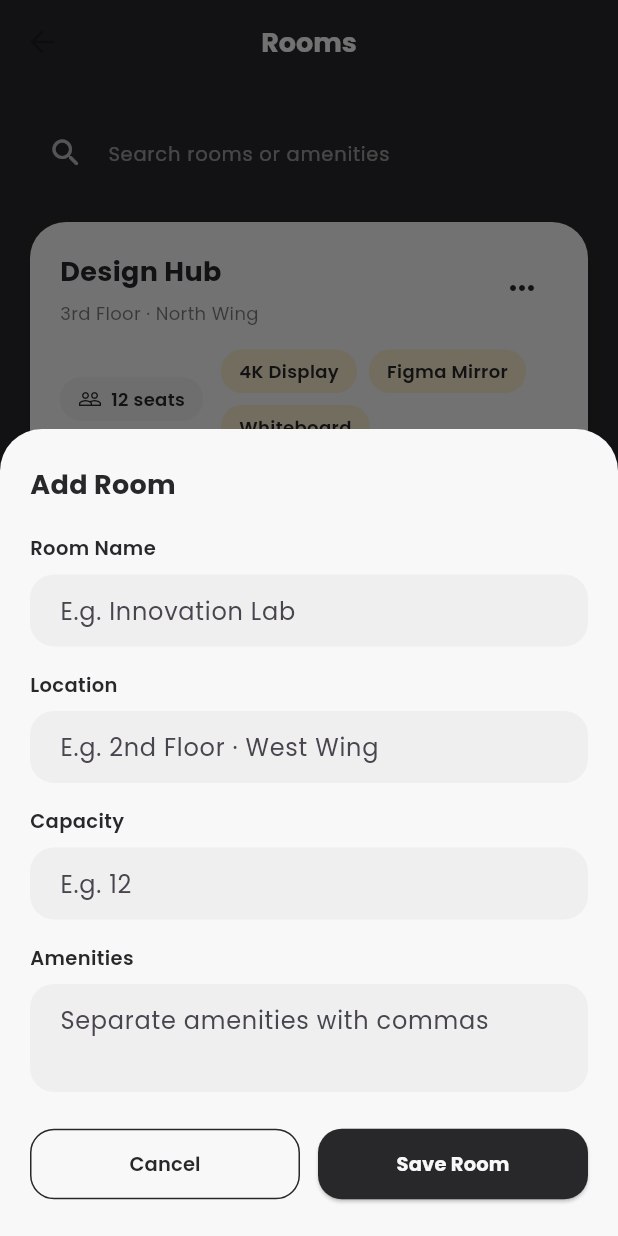
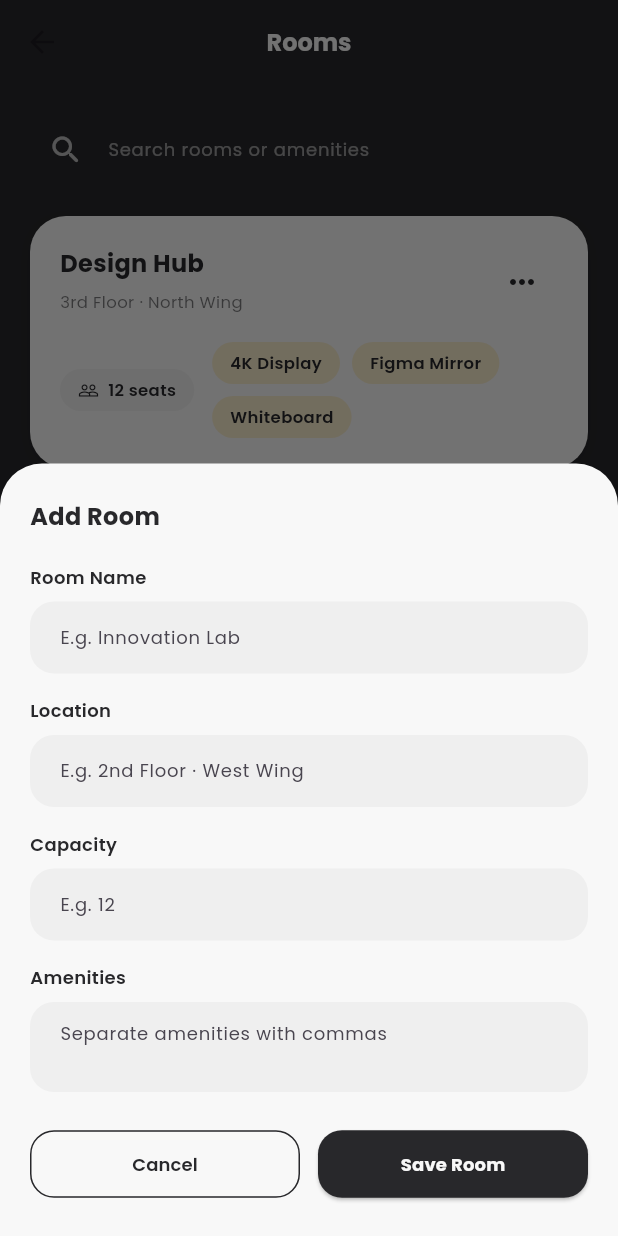
Before and after one commit to munirahmad9959/meetly, a Flutter app: the AdminRoomsPage screen opened directly, after a tap on "Add Room", on a phone screen of 412 x 824 dp. Run offline on Flutter 3.47's test engine with Material 3 defaults, Android fonts, the light colour scheme and no system bars; our stand-ins replace cloud_firestore, firebase_auth, firebase_core, flutter_dotenv, google_fonts; accounts and stored records are empty.

Commit message:
FEAT(Admin): improve room & user forms with debug labels, delayed disposal, and UI refinements
- Added unique debug labels to room/user form GlobalKeys for better traceability
- Delayed disposal of TextEditingControllers to ensure safe cleanup after bottom sheet closes
- Reduced font sizes and icon sizes for improved visual consistency
- Wrapped room form in SingleChildScrollView to prevent overflow
- Added heroTags to FABs to avoid conflicts
- Applied small layout and padding adjustments

```diff
--- a/lib/features/home/presentation/pages/admin_rooms_page.dart
+++ b/lib/features/home/presentation/pages/admin_rooms_page.dart
@@ -10,6 +10,7 @@ class AdminRoomsPage extends StatefulWidget {
 
 class _AdminRoomsPageState extends State<AdminRoomsPage>
     with AutomaticKeepAliveClientMixin {
+
   final List<RoomRecord> _rooms = [
     RoomRecord(
       id: 'room-1',
@@ -53,14 +54,17 @@ class _AdminRoomsPageState extends State<AdminRoomsPage>
   }
 
   void _showRoomForm({RoomRecord? room, int? roomIndex}) {
-    final formKey = GlobalKey<FormState>();
     final nameController = TextEditingController(text: room?.name ?? '');
-    final locationController = TextEditingController(text: room?.location ?? '');
-    final capacityController =
-        TextEditingController(text: room?.capacity.toString() ?? '');
+    final locationController = TextEditingController(
+      text: room?.location ?? '',
+    );
+    final capacityController = TextEditingController(
+      text: room?.capacity.toString() ?? '',
+    );
     final amenitiesController = TextEditingController(
       text: room?.amenities.join(', ') ?? '',
     );
+    final formKey = GlobalKey<FormState>(debugLabel: 'roomForm_${DateTime.now().millisecondsSinceEpoch}');
 
     showModalBottomSheet<void>(
       context: context,
@@ -77,6 +81,7 @@ class _AdminRoomsPageState extends State<AdminRoomsPage>
             bottom: MediaQuery.of(context).viewInsets.bottom + 24,
             top: 24,
           ),
+          child: SingleChildScrollView(
             child: Form(
               key: formKey,
               child: Column(
@@ -87,7 +92,7 @@ class _AdminRoomsPageState extends State<AdminRoomsPage>
                   room == null ? 'Add Room' : 'Update Room',
                   style: const TextStyle(
                     color: AppTheme.brandBlack,
-                    fontSize: 18,
+                    fontSize: 16, // Reduced from 18
                     fontWeight: FontWeight.w700,
                   ),
                 ),
@@ -157,7 +162,7 @@ class _AdminRoomsPageState extends State<AdminRoomsPage>
                           style: TextStyle(
                             color: AppTheme.brandBlack,
                             fontWeight: FontWeight.w600,
-                            fontSize: 13,
+                            fontSize: 12, // Reduced from 13
                           ),
                         ),
                       ),
@@ -178,9 +183,9 @@ class _AdminRoomsPageState extends State<AdminRoomsPage>
                               int.tryParse(capacityController.text.trim()) ?? 0;
 
                           final record = RoomRecord(
-                            id: room?.id ??
-                                DateTime.now()
-                                    .millisecondsSinceEpoch
+                            id:
+                                room?.id ??
+                                DateTime.now().millisecondsSinceEpoch
                                     .toString(),
                             name: nameController.text.trim(),
                             location: locationController.text.trim(),
@@ -210,7 +215,7 @@ class _AdminRoomsPageState extends State<AdminRoomsPage>
                           style: TextStyle(
                             color: AppTheme.brandBg,
                             fontWeight: FontWeight.w700,
-                            fontSize: 13,
+                            fontSize: 12, // Reduced from 13
                           ),
                         ),
                       ),
@@ -220,13 +225,17 @@ class _AdminRoomsPageState extends State<AdminRoomsPage>
               ],
             ),
           ),
+          ),
         );
       },
     ).whenComplete(() {
+      // Dispose controllers after a brief delay to ensure bottom sheet is fully closed
+      Future.delayed(const Duration(milliseconds: 100), () {
         nameController.dispose();
         locationController.dispose();
         capacityController.dispose();
         amenitiesController.dispose();
+      });
     });
   }
 
@@ -252,11 +261,12 @@ class _AdminRoomsPageState extends State<AdminRoomsPage>
           style: TextStyle(
             color: AppTheme.brandBg,
             fontWeight: FontWeight.w700,
-            fontSize: 18,
+            fontSize: 16, // Reduced from 18
           ),
         ),
       ),
       floatingActionButton: FloatingActionButton.extended(
+        heroTag: 'addRoomFAB',
         onPressed: () => _showRoomForm(),
         backgroundColor: AppTheme.brandGreen,
         icon: const Icon(Icons.add_rounded, color: AppTheme.brandBlack),
@@ -265,6 +275,7 @@ class _AdminRoomsPageState extends State<AdminRoomsPage>
           style: TextStyle(
             color: AppTheme.brandBlack,
             fontWeight: FontWeight.w700,
+            fontSize: 12, // Added font size reduction
           ),
         ),
       ),
@@ -277,12 +288,15 @@ class _AdminRoomsPageState extends State<AdminRoomsPage>
               color: AppTheme.brandBlack,
               child: TextField(
                 onChanged: (value) => setState(() => _searchQuery = value),
-                style: const TextStyle(color: AppTheme.brandBg),
+                style: const TextStyle(
+                  color: AppTheme.brandBg,
+                  fontSize: 12,
+                ), // Reduced from default
                 decoration: InputDecoration(
                   hintText: 'Search rooms or amenities',
                   hintStyle: TextStyle(
                     color: AppTheme.brandBg.withOpacity(0.55),
-                    fontSize: 13,
+                    fontSize: 12, // Reduced from 13
                   ),
                   filled: true,
                   fillColor: AppTheme.brandBlack.withOpacity(0.35),
@@ -290,8 +304,10 @@ class _AdminRoomsPageState extends State<AdminRoomsPage>
                     Icons.search_rounded,
                     color: AppTheme.brandBg.withOpacity(0.7),
                   ),
-                  contentPadding:
-                      const EdgeInsets.symmetric(horizontal: 18, vertical: 14),
+                  contentPadding: const EdgeInsets.symmetric(
+                    horizontal: 18,
+                    vertical: 14,
+                  ),
                   border: OutlineInputBorder(
                     borderRadius: BorderRadius.circular(18),
                     borderSide: BorderSide.none,
@@ -311,9 +327,13 @@ class _AdminRoomsPageState extends State<AdminRoomsPage>
                           return _RoomCard(
                             room: room,
                             onEdit: () {
-                              final originalIndex =
-                                  _rooms.indexWhere((r) => r.id == room.id);
-                              _showRoomForm(room: room, roomIndex: originalIndex);
+                              final originalIndex = _rooms.indexWhere(
+                                (r) => r.id == room.id,
+                              );
+                              _showRoomForm(
+                                room: room,
+                                roomIndex: originalIndex,
+                              );
                             },
                             onDelete: () => _removeRoom(room),
                           );
@@ -396,7 +416,7 @@ class _RoomCard extends StatelessWidget {
                       room.name,
                       style: const TextStyle(
                         color: AppTheme.brandBlack,
-                        fontSize: 18,
+                        fontSize: 16, // Reduced from 18
                         fontWeight: FontWeight.w700,
                       ),
                     ),
@@ -405,7 +425,7 @@ class _RoomCard extends StatelessWidget {
                       room.location,
                       style: TextStyle(
                         color: AppTheme.brandBlack.withOpacity(0.6),
-                        fontSize: 12,
+                        fontSize: 11, // Reduced from 12
                       ),
                     ),
                   ],
@@ -415,11 +435,17 @@ class _RoomCard extends StatelessWidget {
                 itemBuilder: (context) => [
                   const PopupMenuItem(
                     value: 'edit',
-                    child: Text('Edit'),
+                    child: Text(
+                      'Edit',
+                      style: TextStyle(fontSize: 12),
+                    ), // Reduced
                   ),
                   const PopupMenuItem(
                     value: 'delete',
-                    child: Text('Remove'),
+                    child: Text(
+                      'Remove',
+                      style: TextStyle(fontSize: 12),
+                    ), // Reduced
                   ),
                 ],
                 onSelected: (value) {
@@ -440,8 +466,10 @@ class _RoomCard extends StatelessWidget {
           Row(
             children: [
               Container(
-                padding:
-                    const EdgeInsets.symmetric(horizontal: 12, vertical: 6),
+                padding: const EdgeInsets.symmetric(
+                  horizontal: 12,
+                  vertical: 6,
+                ),
                 decoration: BoxDecoration(
                   color: AppTheme.brandBullet,
                   borderRadius: BorderRadius.circular(14),
@@ -451,7 +479,7 @@ class _RoomCard extends StatelessWidget {
                   children: [
                     const Icon(
                       Icons.people_outline,
-                      size: 16,
+                      size: 14, // Reduced from 16
                       color: AppTheme.brandBlack,
                     ),
                     const SizedBox(width: 6),
@@ -459,7 +487,7 @@ class _RoomCard extends StatelessWidget {
                       '${room.capacity} seats',
                       style: const TextStyle(
                         color: AppTheme.brandBlack,
-                        fontSize: 12,
+                        fontSize: 11, // Reduced from 12
                         fontWeight: FontWeight.w600,
                       ),
                     ),
@@ -486,7 +514,7 @@ class _RoomCard extends StatelessWidget {
                             amenity,
                             style: const TextStyle(
                               color: AppTheme.brandBlack,
-                              fontSize: 12,
+                              fontSize: 11, // Reduced from 12
                               fontWeight: FontWeight.w600,
                             ),
                           ),
@@ -532,7 +560,7 @@ class _RoomTextField extends StatelessWidget {
           style: const TextStyle(
             color: AppTheme.brandBlack,
             fontWeight: FontWeight.w600,
-            fontSize: 13,
+            fontSize: 12, // Reduced from 13
           ),
         ),
         const SizedBox(height: 8),
@@ -542,16 +570,22 @@ class _RoomTextField extends StatelessWidget {
           maxLines: maxLines,
           keyboardType: keyboardType,
           textInputAction: textInputAction,
+          style: const TextStyle(fontSize: 12), // Added font size reduction
           decoration: InputDecoration(
             hintText: hintText,
+            hintStyle: const TextStyle(
+              fontSize: 12,
+            ), // Added font size reduction
             filled: true,
             fillColor: AppTheme.brandBullet,
             border: OutlineInputBorder(
               borderRadius: BorderRadius.circular(16),
               borderSide: BorderSide.none,
             ),
-            contentPadding:
-                const EdgeInsets.symmetric(horizontal: 16, vertical: 12),
+            contentPadding: const EdgeInsets.symmetric(
+              horizontal: 16,
+              vertical: 12,
+            ),
           ),
         ),
       ],
@@ -583,7 +617,7 @@ class _EmptyRoomsState extends StatelessWidget {
               alignment: Alignment.center,
               child: const Icon(
                 Icons.meeting_room_outlined,
-                size: 36,
+                size: 32, // Reduced from 36
                 color: AppTheme.brandBlack,
               ),
             ),
@@ -592,7 +626,7 @@ class _EmptyRoomsState extends StatelessWidget {
               'No rooms yet',
               style: TextStyle(
                 color: AppTheme.brandBg,
-                fontSize: 18,
+                fontSize: 16, // Reduced from 18
                 fontWeight: FontWeight.w700,
               ),
             ),
@@ -602,7 +636,7 @@ class _EmptyRoomsState extends StatelessWidget {
               textAlign: TextAlign.center,
               style: TextStyle(
                 color: AppTheme.brandBg.withOpacity(0.7),
-                fontSize: 13,
+                fontSize: 12, // Reduced from 13
                 height: 1.4,
               ),
             ),
@@ -612,15 +646,24 @@ class _EmptyRoomsState extends StatelessWidget {
               style: OutlinedButton.styleFrom(
                 foregroundColor: AppTheme.brandBg,
                 side: const BorderSide(color: AppTheme.brandBg),
-                padding: const EdgeInsets.symmetric(horizontal: 20, vertical: 12),
+                padding: const EdgeInsets.symmetric(
+                  horizontal: 20,
+                  vertical: 12,
+                ),
                 shape: RoundedRectangleBorder(
                   borderRadius: BorderRadius.circular(18),
                 ),
               ),
-              icon: const Icon(Icons.add_rounded),
+              icon: const Icon(
+                Icons.add_rounded,
+                size: 16,
+              ), // Reduced icon size
               label: const Text(
                 'Add Room',
-                style: TextStyle(fontWeight: FontWeight.w600),
+                style: TextStyle(
+                  fontWeight: FontWeight.w600,
+                  fontSize: 12,
+                ), // Reduced
               ),
             ),
           ],
```
Also changed, not shown: lib/features/home/presentation/pages/admin_users_page.dart (+7 -3 lines). Lines whose indentation alone changed are shown as unchanged.
